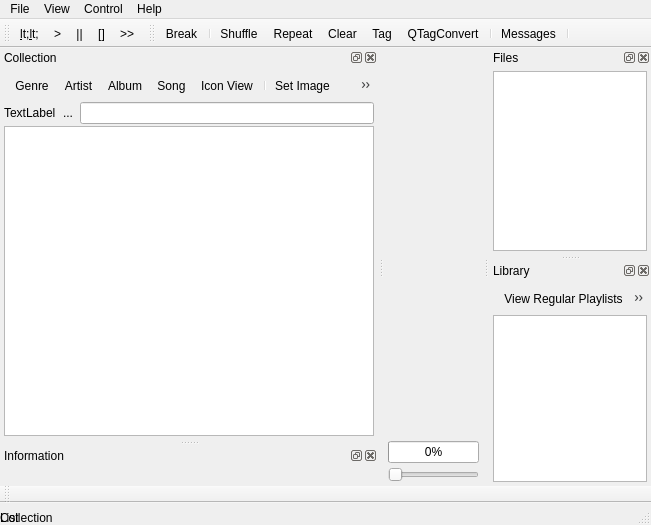
DrMoriarty/cuberok, file src/cuberok.ui: the form before one commit.
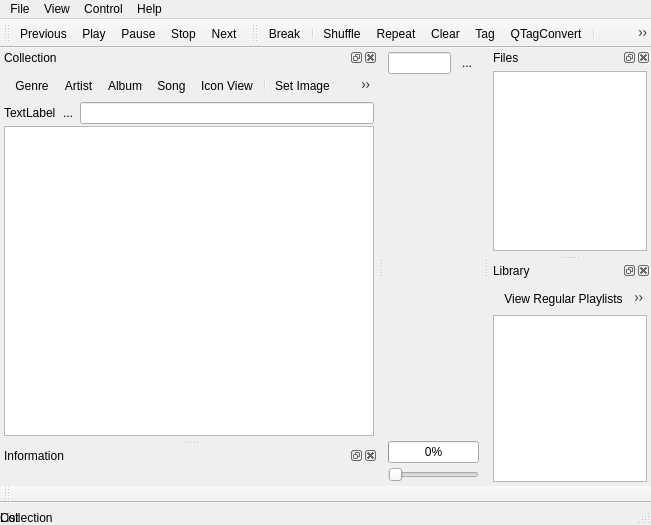
The form after the commit. Icons and pictures are not drawn. Custom widgets are drawn as their Qt base class.

What changed in the file:
```diff
--- a/src/cuberok.ui
+++ b/src/cuberok.ui
@@ -31,6 +31,48 @@
     <property name="margin">
      <number>4</number>
     </property>
+    <item>
+     <widget class="QFrame" name="frame">
+      <property name="frameShape">
+       <enum>QFrame::NoFrame</enum>
+      </property>
+      <property name="frameShadow">
+       <enum>QFrame::Plain</enum>
+      </property>
+      <layout class="QHBoxLayout" name="horizontalLayout">
+       <property name="spacing">
+        <number>4</number>
+       </property>
+       <property name="margin">
+        <number>0</number>
+       </property>
+       <item>
+        <widget class="QLineEdit" name="filterLineEdit2">
+         <property name="toolTip">
+          <string>Enter search substring</string>
+         </property>
+        </widget>
+       </item>
+       <item>
+        <widget class="QToolButton" name="filterClearButton">
+         <property name="toolTip">
+          <string>Reset filter</string>
+         </property>
+         <property name="text">
+          <string>...</string>
+         </property>
+         <property name="icon">
+          <iconset resource="resource.qrc">
+           <normaloff>:/icons/clear_filter.png</normaloff>:/icons/clear_filter.png</iconset>
+         </property>
+         <property name="autoRaise">
+          <bool>true</bool>
+         </property>
+        </widget>
+       </item>
+      </layout>
+     </widget>
+    </item>
     <item>
      <widget class="PlaylistContainer" name="listView" native="true">
       <property name="sizePolicy">
@@ -572,7 +614,7 @@
     <string>Previous</string>
    </property>
    <property name="iconText">
-    <string>&lt;&lt;</string>
+    <string>Previous</string>
    </property>
    <property name="toolTip">
     <string>Previous track</string>
@@ -596,7 +638,7 @@
     <string>Next</string>
    </property>
    <property name="iconText">
-    <string>&gt;&gt;</string>
+    <string>Next</string>
    </property>
    <property name="toolTip">
     <string>Next track</string>
@@ -623,7 +665,7 @@
     <string>Pause</string>
    </property>
    <property name="iconText">
-    <string>||</string>
+    <string>Pause</string>
    </property>
    <property name="toolTip">
     <string>Pause</string>
@@ -647,7 +689,7 @@
     <string>Play</string>
    </property>
    <property name="iconText">
-    <string>&gt;</string>
+    <string>Play</string>
    </property>
    <property name="toolTip">
     <string>Play track</string>
@@ -974,7 +1016,7 @@
     <string>Stop</string>
    </property>
    <property name="iconText">
-    <string>[]</string>
+    <string>Stop</string>
    </property>
    <property name="statusTip">
     <string>Stop</string>
```
Left out of the diff: 52 changed lines with no effect on the pictures.
